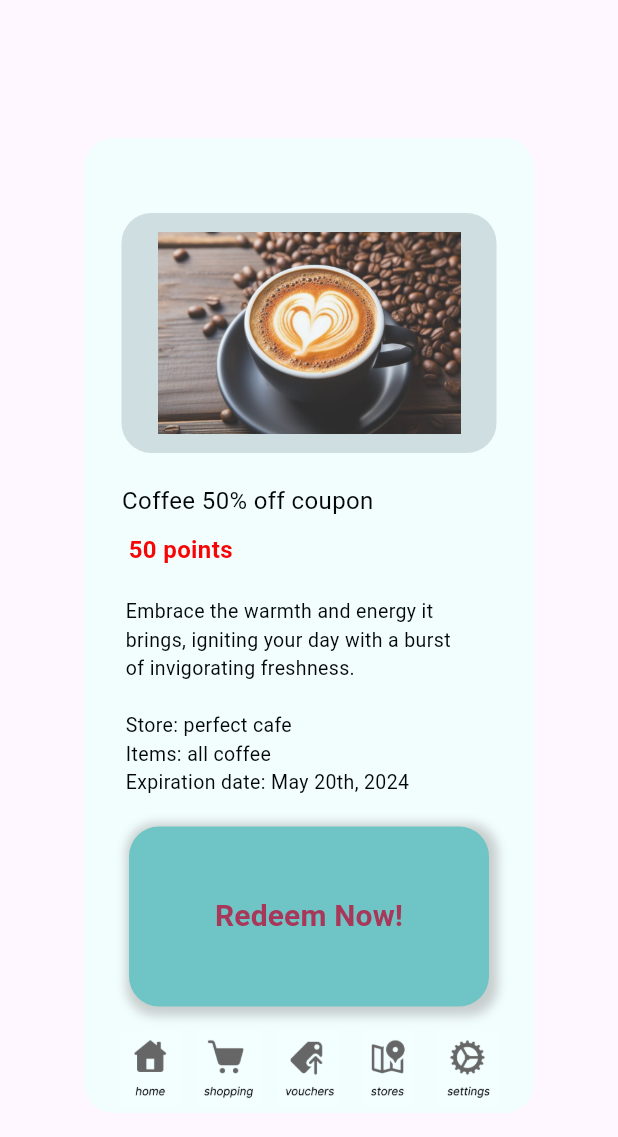
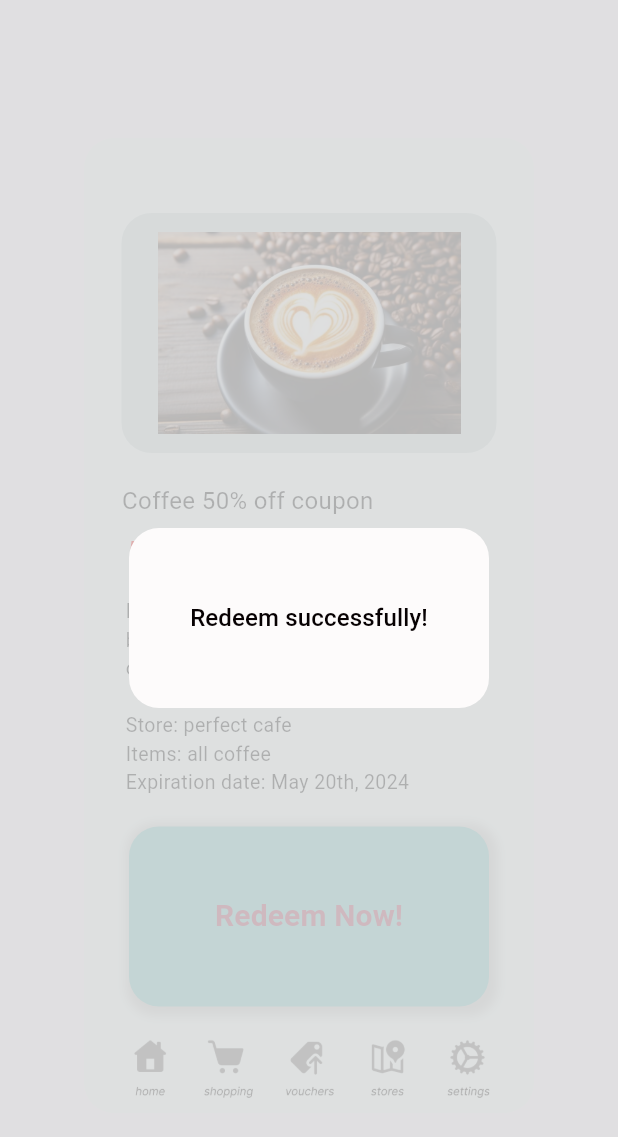
Before and after one commit to tinger529/MQ_points, a Flutter app: the ItemScreen widget shown alone on an empty page, opened directly, on a phone screen of 412 x 824 dp. Shown: the top 1137 px of the screen. Run offline on Flutter 3.47's test engine with Material 3 defaults, Android fonts, the phone set to English and light mode, and no system bars; Roboto replaces fonts that are missing (Italic).

Commit message:
item page: add confirmation message box

```diff
--- a/lib/models/patterns.dart
+++ b/lib/models/patterns.dart
@@ -244,6 +244,42 @@ Container buildContainerF(state, String page, String txt, {Color colour = const
       );
   }
 
+// container for the confirm message
+Container buildContainerG(state, String page, String txt, {Color colour = const Color(0xFFFDFBFB), Color fontColor = const Color.fromARGB(255, 7, 1, 2)}) {
+    return Container(
+      width: 240.0,
+      height: 120.0,
+      decoration: BoxDecoration(
+        color: colour,
+        borderRadius: const BorderRadius.only(
+          topLeft: Radius.circular(20.0),
+          topRight: Radius.circular(20.0),
+          bottomLeft: Radius.circular(20.0),
+          bottomRight: Radius.circular(20.0),
+        ),
+      ),
+      child: OutlinedButton(
+          onPressed: () => {state.redirect(page)},
+          style: OutlinedButton.styleFrom(
+            shape: RoundedRectangleBorder(
+              borderRadius: BorderRadius.circular(20.0),
+            ),
+            side: const BorderSide(
+              color: Colors.transparent,
+            ),
+          ),
+          child: Text(
+              txt,
+              textDirection: TextDirection.ltr,
+              style: TextStyle(
+                color: fontColor,
+                fontSize: 16,
+              ),
+              ),
+    ),
+      );
+  }
+
 // tool
 Container tool(state, String page, String pth) {
     return Container(
--- a/lib/screens/home_screen.dart
+++ b/lib/screens/home_screen.dart
@@ -90,6 +90,7 @@ class HomeScreen extends StatelessWidget {
               ]
             )
           ),
+
           Positioned.fill(
             top: 600,
             child: Align(
@@ -97,6 +98,7 @@ class HomeScreen extends StatelessWidget {
               child: toolbar(state),
             ),
           ),
+
         ]);
       }
     );
--- a/lib/screens/item_screen.dart
+++ b/lib/screens/item_screen.dart
@@ -99,6 +99,7 @@ class ItemScreen extends StatelessWidget {
                   ]
                 )
               ),
+
               Positioned.fill(
                 top: 600,
                 child: Align(
@@ -106,6 +107,30 @@ class ItemScreen extends StatelessWidget {
                   child: toolbar(state),
                 ),
               ),
+
+              Center(
+
+              child: Column(
+                mainAxisSize: MainAxisSize.min,
+                children: [
+
+                  Container(
+                    width: double.infinity,
+                    height: MediaQuery.of(context).size.height,
+                    decoration: BoxDecoration(
+                      color: const Color(0xFFD9D9D9).withOpacity(0.8),
+                    ),
+                    ),
+                  ]
+                )
+              ),
+
+              Positioned.fill(
+                child: Align(
+                  alignment: Alignment.center,
+                  child: buildContainerG(state, "item", "Redeem successfully!")
+                ),
+              ),
             ]);
           }
     );
```
